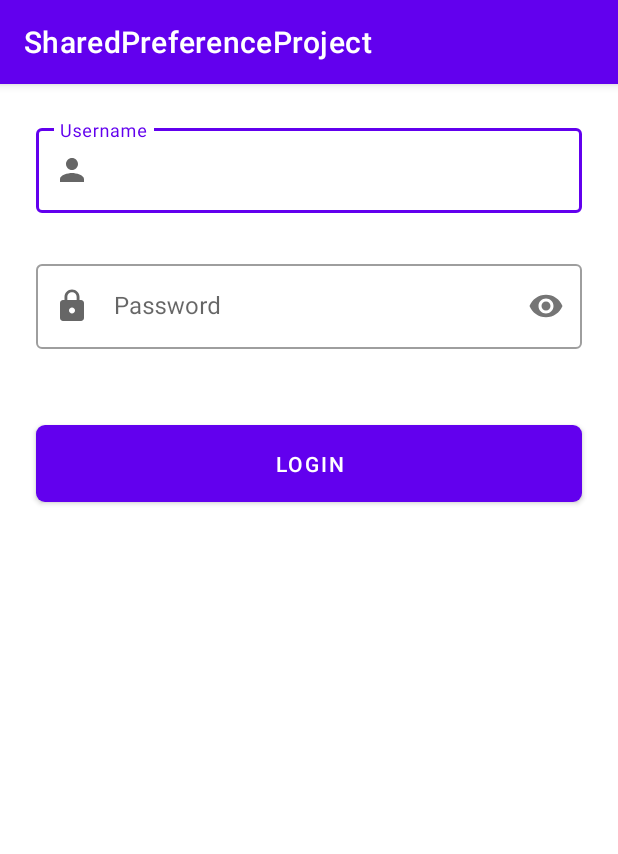
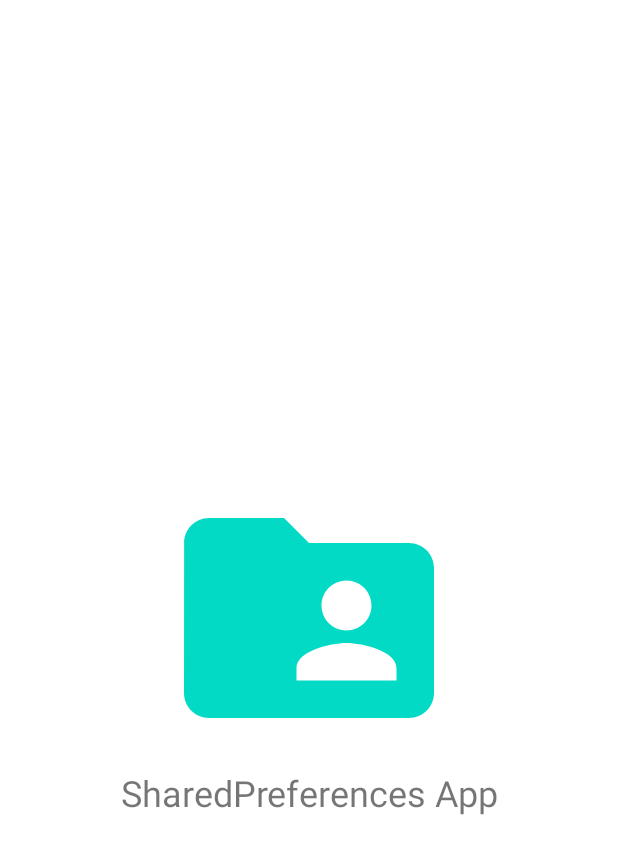
Before and after one commit to Than1st/SharedPreferenceProject, an Android app: the first screen one second after launch (MainActivity before the commit, SplashscreenActivity after it), on a phone screen of 412 x 824 dp. Shown: the top 854 px of the screen. Run offline under Robolectric (Android 15) with nearby library versions, the phone set to English and light mode, and no system bars.

Commit message:
Add Splash Screen

```diff
--- a/app/src/main/AndroidManifest.xml
+++ b/app/src/main/AndroidManifest.xml
@@ -10,10 +10,7 @@
         android:supportsRtl="true"
         android:theme="@style/Theme.SharedPreferenceProject">
         <activity
-            android:name=".HomePageActivity"
-            android:exported="false" />
-        <activity
-            android:name=".MainActivity"
+            android:name=".SplashscreenActivity"
             android:exported="true">
             <intent-filter>
                 <action android:name="android.intent.action.MAIN" />
@@ -21,6 +18,12 @@
                 <category android:name="android.intent.category.LAUNCHER" />
             </intent-filter>
         </activity>
+        <activity
+            android:name=".HomePageActivity"
+            android:exported="false" />
+        <activity
+            android:name=".MainActivity"
+            android:exported="true"/>
     </application>
 
 </manifest>
--- a/app/src/main/java/com/than/sharedpreferenceproject/HomePageActivity.kt
+++ b/app/src/main/java/com/than/sharedpreferenceproject/HomePageActivity.kt
@@ -8,7 +8,7 @@ import android.widget.Toast
 import com.than.sharedpreferenceproject.databinding.ActivityHomePageBinding
 
 class HomePageActivity : AppCompatActivity() {
-    lateinit var binding : ActivityHomePageBinding
+    private lateinit var binding : ActivityHomePageBinding
     private val sharedPrefFile = "kotlinsharedpreference"
     override fun onCreate(savedInstanceState: Bundle?) {
         super.onCreate(savedInstanceState)
@@ -21,6 +21,7 @@ class HomePageActivity : AppCompatActivity() {
             val editor = sharedPreferences.edit()
             editor.clear()
             editor.apply()
+            finish()
             val intent = Intent(this, MainActivity::class.java)
             startActivity(intent)
         }
--- a/app/src/main/java/com/than/sharedpreferenceproject/MainActivity.kt
+++ b/app/src/main/java/com/than/sharedpreferenceproject/MainActivity.kt
@@ -16,7 +16,6 @@ class MainActivity : AppCompatActivity() {
         binding = ActivityMainBinding.inflate(layoutInflater)
         setContentView(binding.root)
         val sharedPreferences = this.getSharedPreferences(sharedPrefFile, Context.MODE_PRIVATE)
-        goHomeScreen()
         // save
         binding.btnLogin.setOnClickListener {
             val username = binding.etUsername.text.toString()
@@ -55,13 +54,5 @@ class MainActivity : AppCompatActivity() {
 //        }
     }
 
-    private fun goHomeScreen() {
-        val sharedPreferences = this.getSharedPreferences(sharedPrefFile, Context.MODE_PRIVATE)
-        val sharedUsername = sharedPreferences.getString("username", "defaultUsername")
-        val sharedPassword = sharedPreferences.getString("password", "defaultPassword")
-        if (!sharedUsername.equals("defaultUsername") && !sharedPassword.equals("defaultPassword")){
-            val intent = Intent(this, HomePageActivity::class.java)
-            startActivity(intent)
-        }
-    }
+
 }
--- /dev/null
+++ b/app/src/main/java/com/than/sharedpreferenceproject/SplashscreenActivity.kt
@@ -0,0 +1,36 @@
+package com.than.sharedpreferenceproject
+
+import android.content.Context
+import android.content.Intent
+import androidx.appcompat.app.AppCompatActivity
+import android.os.Bundle
+import android.os.Handler
+import com.than.sharedpreferenceproject.databinding.ActivitySplashscreenBinding
+
+@Suppress("DEPRECATION")
+class SplashscreenActivity : AppCompatActivity() {
+    private val sharedPrefFile = "kotlinsharedpreference"
+    lateinit var binding: ActivitySplashscreenBinding
+    override fun onCreate(savedInstanceState: Bundle?) {
+        super.onCreate(savedInstanceState)
+        binding = ActivitySplashscreenBinding.inflate(layoutInflater)
+        setContentView(binding.root)
+        supportActionBar?.hide()
+        Handler().postDelayed({
+            goHomeScreen()
+            finish()
+        }, 3000)
+    }
+    private fun goHomeScreen() {
+        val sharedPreferences = this.getSharedPreferences(sharedPrefFile, Context.MODE_PRIVATE)
+        val sharedUsername = sharedPreferences.getString("username", "defaultUsername")
+        val sharedPassword = sharedPreferences.getString("password", "defaultPassword")
+        if (sharedUsername.equals("defaultUsername") && sharedPassword.equals("defaultPassword")){
+            val intent = Intent(this, MainActivity::class.java)
+            startActivity(intent)
+        } else {
+            val intent = Intent(this, HomePageActivity::class.java)
+            startActivity(intent)
+        }
+    }
+}
--- /dev/null
+++ b/app/src/main/res/drawable/ic_baseline_folder_shared.xml
@@ -0,0 +1,10 @@
+<vector xmlns:android="http://schemas.android.com/apk/res/android"
+    android:width="24dp"
+    android:height="24dp"
+    android:viewportWidth="24"
+    android:viewportHeight="24"
+    android:tint="?attr/colorControlNormal">
+  <path
+      android:fillColor="@android:color/white"
+      android:pathData="M20,6h-8l-2,-2L4,4c-1.1,0 -1.99,0.9 -1.99,2L2,18c0,1.1 0.9,2 2,2h16c1.1,0 2,-0.9 2,-2L22,8c0,-1.1 -0.9,-2 -2,-2zM15,9c1.1,0 2,0.9 2,2s-0.9,2 -2,2 -2,-0.9 -2,-2 0.9,-2 2,-2zM19,17h-8v-1c0,-1.33 2.67,-2 4,-2s4,0.67 4,2v1z"/>
+</vector>
--- /dev/null
+++ b/app/src/main/res/layout/activity_splashscreen.xml
@@ -0,0 +1,26 @@
+<?xml version="1.0" encoding="utf-8"?>
+<androidx.constraintlayout.widget.ConstraintLayout xmlns:android="http://schemas.android.com/apk/res/android"
+    xmlns:app="http://schemas.android.com/apk/res-auto"
+    xmlns:tools="http://schemas.android.com/tools"
+    android:layout_width="match_parent"
+    android:layout_height="match_parent"
+    tools:context=".SplashscreenActivity">
+
+    <ImageView
+        android:id="@+id/image_view"
+        android:layout_width="match_parent"
+        android:layout_height="200dp"
+        android:src="@drawable/ic_baseline_folder_shared"
+        app:layout_constraintTop_toTopOf="parent"
+        app:layout_constraintBottom_toBottomOf="parent"
+        app:tint="@color/teal_200" />
+
+    <TextView
+        android:layout_width="wrap_content"
+        android:layout_height="wrap_content"
+        android:text="@string/sharedpreferences_app_text"
+        android:textSize="24sp"
+        app:layout_constraintTop_toBottomOf="@id/image_view"
+        app:layout_constraintStart_toStartOf="@id/image_view"
+        app:layout_constraintEnd_toEndOf="@id/image_view"/>
+</androidx.constraintlayout.widget.ConstraintLayout>
--- a/app/src/main/res/values/strings.xml
+++ b/app/src/main/res/values/strings.xml
@@ -11,4 +11,5 @@
     <string name="error_username">Username Tidak Boleh Kosong!</string>
     <string name="error_password">Password Tidak Boleh Kosong!</string>
     <string name="logout_text">Logout</string>
+    <string name="sharedpreferences_app_text">SharedPreferences App</string>
 </resources>
```
